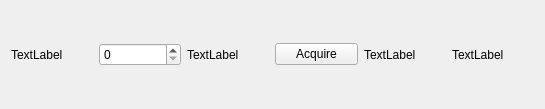
The window that generalassetform.ui (gijsje789/SoldiersOfFortune) describes before a commit, drawn with Qt 5.
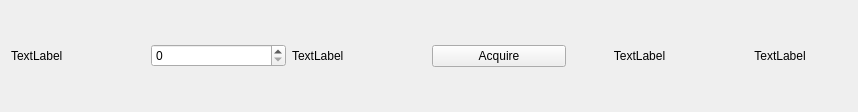
The same window after the commit.

Commit message: Added money label top right. Cleaned ConvertWeaponToText. Added minimum sizes to GeneralAssetForm. Added navigation to Organization Storage.

Patch:
```diff
--- a/generalassetform.ui
+++ b/generalassetform.ui
@@ -6,8 +6,8 @@
    <rect>
     <x>0</x>
     <y>0</y>
-    <width>545</width>
-    <height>109</height>
+    <width>858</width>
+    <height>112</height>
    </rect>
   </property>
   <property name="windowTitle">
@@ -18,19 +18,41 @@
     <layout class="QHBoxLayout" name="horizontalLayout">
      <item>
       <widget class="QLabel" name="weaponLabel">
+       <property name="minimumSize">
+        <size>
+         <width>100</width>
+         <height>0</height>
+        </size>
+       </property>
        <property name="text">
         <string>TextLabel</string>
        </property>
       </widget>
      </item>
      <item>
-      <widget class="QSpinBox" name="amountSpinBox"/>
+      <widget class="QSpinBox" name="amountSpinBox">
+       <property name="minimumSize">
+        <size>
+         <width>100</width>
+         <height>0</height>
+        </size>
+       </property>
+      </widget>
      </item>
      <item>
       <widget class="QLabel" name="priceLabel">
+       <property name="minimumSize">
+        <size>
+         <width>100</width>
+         <height>0</height>
+        </size>
+       </property>
        <property name="text">
         <string>TextLabel</string>
        </property>
+       <property name="alignment">
+        <set>Qt::AlignLeading|Qt::AlignLeft|Qt::AlignVCenter</set>
+       </property>
       </widget>
      </item>
      <item>
@@ -42,16 +64,43 @@
      </item>
      <item>
       <widget class="QLabel" name="currentLabel">
+       <property name="minimumSize">
+        <size>
+         <width>100</width>
+         <height>0</height>
+        </size>
+       </property>
+       <property name="mouseTracking">
+        <bool>false</bool>
+       </property>
+       <property name="toolTip">
+        <string>Currently in stock</string>
+       </property>
        <property name="text">
         <string>TextLabel</string>
        </property>
+       <property name="alignment">
+        <set>Qt::AlignCenter</set>
+       </property>
       </widget>
      </item>
      <item>
       <widget class="QLabel" name="pendingLabel">
+       <property name="minimumSize">
+        <size>
+         <width>100</width>
+         <height>0</height>
+        </size>
+       </property>
+       <property name="toolTip">
+        <string>Pending</string>
+       </property>
        <property name="text">
         <string>TextLabel</string>
        </property>
+       <property name="alignment">
+        <set>Qt::AlignCenter</set>
+       </property>
       </widget>
      </item>
     </layout>
```
The commit also changes 5 other files.
